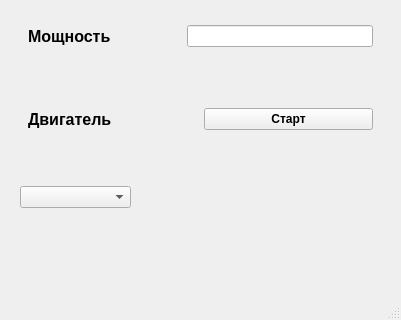
Before: the Qt Designer form mainwindow.ui in rmtsoftware/SerialWritter, drawn with Qt 5; both pictures show x 0 to 401 and y 274 to 594 of the 401 by 594 pixel window.
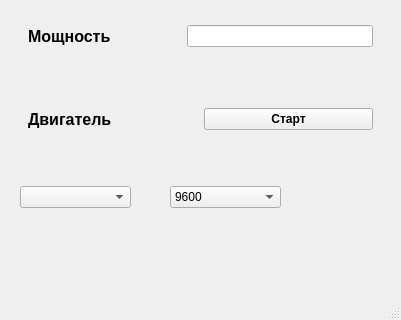
After: the same form once the commit is applied.

Commit message: добавлена проверка выбора комбо бокса девайса

```diff
--- a/mainwindow.ui
+++ b/mainwindow.ui
@@ -197,6 +197,29 @@
      <string>не выбрано</string>
     </property>
    </widget>
+   <widget class="QComboBox" name="cb_baudrate">
+    <property name="geometry">
+     <rect>
+      <x>170</x>
+      <y>460</y>
+      <width>111</width>
+      <height>22</height>
+     </rect>
+    </property>
+    <property name="placeholderText">
+     <string/>
+    </property>
+    <item>
+     <property name="text">
+      <string>9600</string>
+     </property>
+    </item>
+    <item>
+     <property name="text">
+      <string>115200</string>
+     </property>
+    </item>
+   </widget>
   </widget>
   <widget class="QStatusBar" name="statusbar"/>
  </widget>
```
The commit also changes 2 other files.
